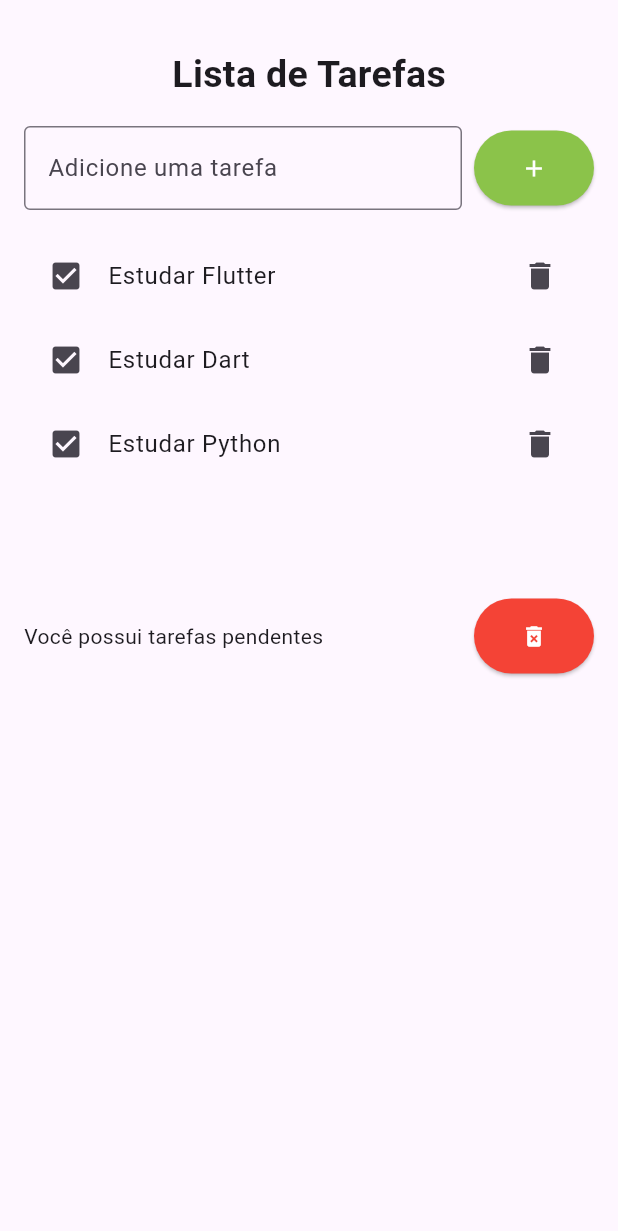
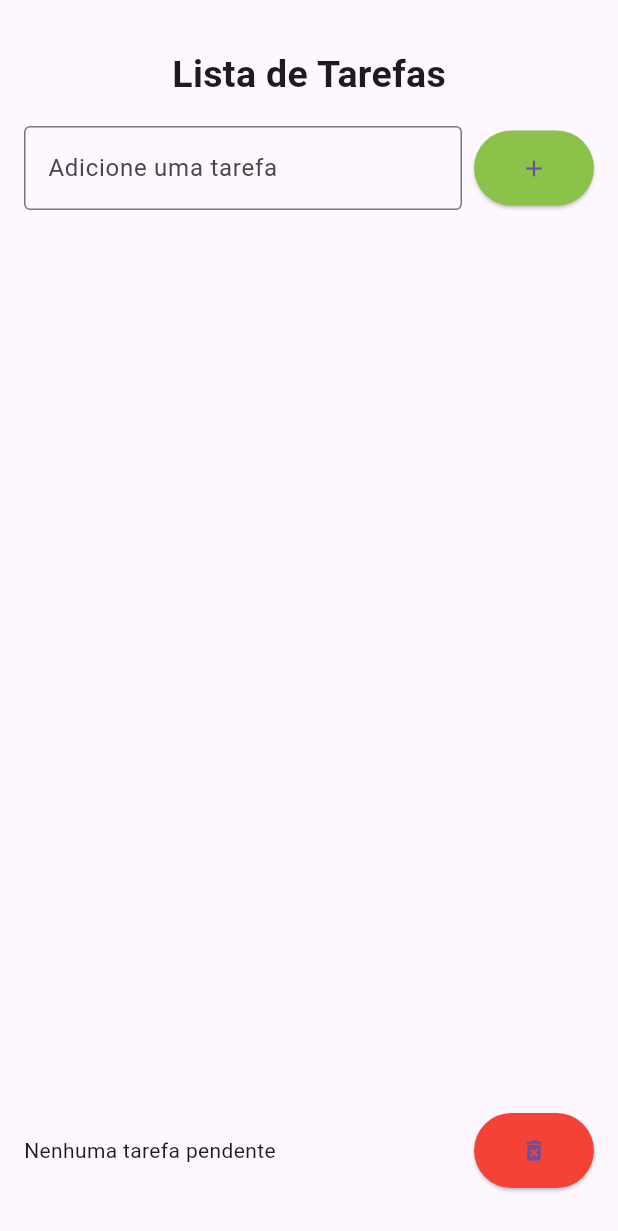
Before and after one commit to camurri/todo, a Flutter app: the screen it shows after launch, on a phone screen of 412 x 824 dp. Shown: the top 1231 px of the screen. Run offline on Flutter 3.47's test engine with Material 3 defaults, Android fonts, the phone set to English and light mode, and no system bars.

Commit message:
Todo list

```diff
--- a/lib/pages/todo_list_page.dart
+++ b/lib/pages/todo_list_page.dart
@@ -1,133 +1,140 @@
 import 'package:flutter/material.dart';
 
-class TodoListPage extends StatelessWidget {
+/// Página de lista de tarefas (Todo List).
+/// Este widget permite ao usuário adicionar, visualizar e remover tarefas de uma lista interativa.
+class TodoListPage extends StatefulWidget {
+  /// Construtor padrão.
   TodoListPage({super.key});
 
+  @override
+  _TodoListPageState createState() => _TodoListPageState();
+}
+
+class _TodoListPageState extends State<TodoListPage> {
+  /// Controlador para o campo de texto onde as tarefas são adicionadas.
   final TextEditingController todoController = TextEditingController();
 
+  /// Lista que armazena as tarefas adicionadas pelo usuário.
+  List<String> todos = [];
 
-
-  void deleteAllTodo() {
-    //todoController.clear();
+  /// Adiciona uma nova tarefa à lista de tarefas.
+  ///
+  /// A tarefa será adicionada apenas se o campo de texto não estiver vazio.
+  void addTodo() {
+    String text = todoController.text;
+    if (text.isNotEmpty) {
+      setState(() { // Atualiza a interface do usuário.
+        todos.add(text); // Adiciona a tarefa à lista.
+      });
+      todoController.clear(); // Limpa o campo de texto após a adição.
+    }
   }
 
-  List<String> todos = [];
+  /// Remove todas as tarefas da lista.
+  void deleteAllTodo() {
+    setState(() { // Atualiza a interface do usuário.
+      todos.clear(); // Remove todas as tarefas da lista.
+    });
+  }
+
+  /// Remove a tarefa no índice especificado.
+  ///
+  /// [index] Índice da tarefa a ser removida.
+  void removeTodoAt(int index) {
+    setState(() { // Atualiza a interface do usuário.
+      todos.removeAt(index);// Remove a tarefa da lista.
+    });
+  }
 
   @override
   Widget build(BuildContext context) {
-    return Scaffold(
-        body: Padding(
-          padding: EdgeInsets.symmetric(horizontal: 16, vertical: 32),
+    return Scaffold(// Tela principal.
+      body: Padding(// Conteúdo da tela.
+        padding: const EdgeInsets.symmetric(horizontal: 16, vertical: 32),
         child: Column(
           mainAxisSize: MainAxisSize.min,
           children: [
-              Text(
+            // Título principal da página.
+            const Text(
               'Lista de Tarefas',
               style: TextStyle(fontSize: 25, fontWeight: FontWeight.bold),
             ),
 
+            const SizedBox(height: 16),
 
-              SizedBox(
-                height: 16,
-              ),
-
-
+            // Campo de entrada e botão para adicionar tarefas.
             Row(
               children: [
                 Expanded(
                   child: TextField(
                     controller: todoController,
-                      decoration: InputDecoration(
+                    decoration: const InputDecoration(
                       border: OutlineInputBorder(),
                       labelText: 'Adicione uma tarefa',
                       hintText: 'Ex: Estudar Flutter',
                     ),
                   ),
                 ),
-                  SizedBox(
-                    width: 8,
-                  ),
-
-
+                const SizedBox(width: 8),
                 ElevatedButton(
                   style: ElevatedButton.styleFrom(
                     backgroundColor: Colors.lightGreen,
-                      iconColor: Colors.white,
-                      fixedSize: Size(80, 50),
-                      padding: EdgeInsets.all(14),
+                    fixedSize: const Size(80, 50),
                   ),
-                    onPressed: () {
-                      String text = todoController.text;
-                      },
-                    child: Icon(Icons.add),
+                  onPressed: addTodo,
+                  child: const Icon(Icons.add),
                 ),
               ],
             ),
 
+            const SizedBox(height: 16),
 
-              SizedBox(height: 16),
-
-                ListView(
+            // Lista de tarefas.
+            Expanded(
+              child: ListView.builder(
                 shrinkWrap: true,
-                  children: [
-
-                    ListTile(
-                      title: Text('Estudar Flutter'),
-                      trailing: Icon(Icons.delete),
-                      leading: Icon(Icons.check_box),
-                      onTap: (){print('estudando Flutter');},
+                itemCount: todos.length,
+                itemBuilder: (context, index) {
+                  return ListTile(
+                    title: Text(todos[index]),
+                    trailing: IconButton(
+                      icon: const Icon(Icons.delete),
+                      onPressed: () => removeTodoAt(index),
+                    ),
+                    leading: const Icon(Icons.check_box_outline_blank),
+                    onTap: () {
+                      print('Tarefa selecionada: ${todos[index]}');
+                    },
+                  );
+                },
+              ),
             ),
 
-                    ListTile(
-                      title: Text('Estudar Dart'),
-                      trailing: Icon(Icons.delete),
-                      leading: Icon(Icons.check_box),
-                      onTap: (){print('estudando Dart');},
-                    ),
+            const SizedBox(height: 16),
 
-
-                    ListTile(
-                      title: Text('Estudar Python'),
-                      trailing: Icon(Icons.delete),
-                      leading: Icon(Icons.check_box),
-                      onTap: (){print('estudando Python');},
-                    ),
-
-
-
-
-
-                  ],
-                ),
-
-
-              SizedBox(width: 32),
-
-              // ignore: prefer_const_constructors
+            // Mensagem e botão para remover todas as tarefas.
             Row(
               children: [
                 Expanded(
-                    child: Text('Você possui tarefas pendentes'),
+                  child: Text(
+                    todos.isEmpty
+                        ? 'Nenhuma tarefa pendente'
+                        : 'Você possui ${todos.length} tarefas pendentes',
                   ),
-                  SizedBox(height: 200),
+                ),
                 ElevatedButton(
                   style: ElevatedButton.styleFrom(
                     backgroundColor: Colors.red,
-                      iconColor: Colors.white,
-                      padding: EdgeInsets.all(14),
-                      fixedSize: Size(80, 50),
+                    fixedSize: const Size(80, 50),
                   ),
                   onPressed: deleteAllTodo,
-                    child: Icon(
-                      Icons.delete_forever,
+                  child: const Icon(Icons.delete_forever),
                 ),
-                  )
-                ],
-              )
               ],
             ),
-        )
+          ],
+        ),
+      ),
     );
-  } // Widget build
-
-} // StatelessWidget
+  }
+}
```
Lines whose indentation alone changed are shown as unchanged.
